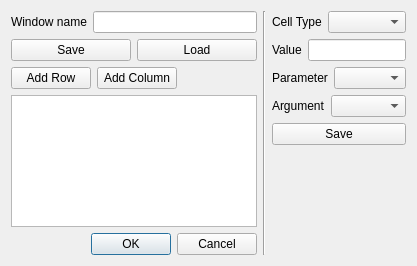
Above: Azenqos/custom_last_instant_table_dialog.ui from meritechsolutions/azenqos_qgis_plugin before the change. Below: the same form after it.
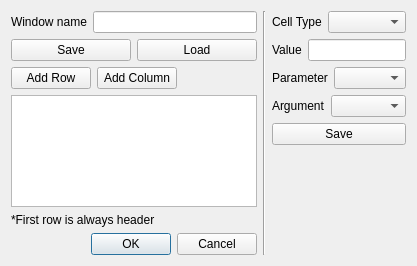
That is the form after the change.

Commit message: optimize and implement custom table

```diff
--- a/Azenqos/custom_last_instant_table_dialog.ui
+++ b/Azenqos/custom_last_instant_table_dialog.ui
@@ -84,6 +84,13 @@
        <item>
         <widget class="QTableView" name="tableView"/>
        </item>
+       <item>
+        <widget class="QLabel" name="label_2">
+         <property name="text">
+          <string>*First row is always header</string>
+         </property>
+        </widget>
+       </item>
        <item>
         <widget class="QDialogButtonBox" name="buttonBox">
          <property name="orientation">
```
The commit also changes 33 other files.
